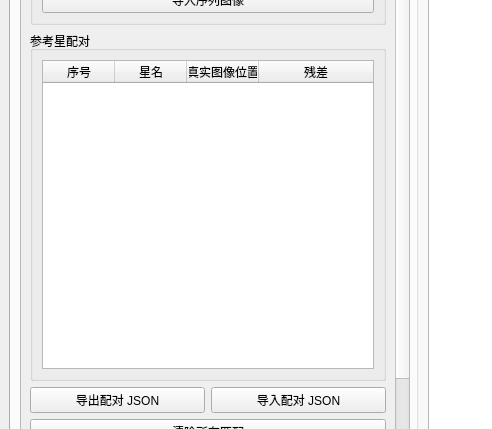
Old version of the form meteoalign/ui/main_window.ui in the repository HG731GZ/HGMeteoTool; both pictures show x 0 to 492 and y 199 to 628 of the 1280 by 820 pixel window.
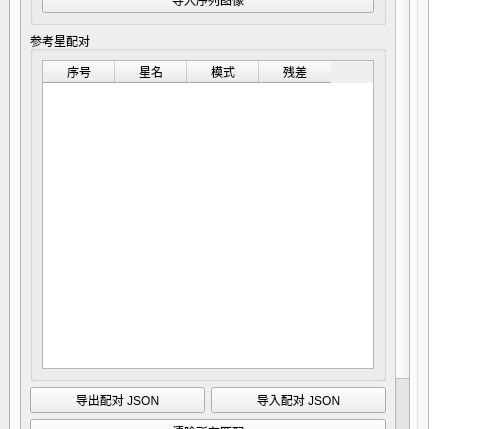
New version of the form. The open tabs and pages were chosen to show the change.

Commit message: 自动匹配列表现在可以折叠了

Diff of the .ui file:
```diff
--- a/meteoalign/ui/main_window.ui
+++ b/meteoalign/ui/main_window.ui
@@ -763,7 +763,7 @@
                  <number>40</number>
                 </attribute>
                 <attribute name="horizontalHeaderStretchLastSection">
-                 <bool>true</bool>
+                 <bool>false</bool>
                 </attribute>
                 <attribute name="verticalHeaderVisible">
                  <bool>false</bool>
@@ -780,7 +780,7 @@
                 </column>
                 <column>
                  <property name="text">
-                  <string>真实图像位置</string>
+                  <string>模式</string>
                  </property>
                 </column>
                 <column>
```
Left out of the diff: 2 changed lines with no effect on the pictures. The commit also changes 2 other files.
